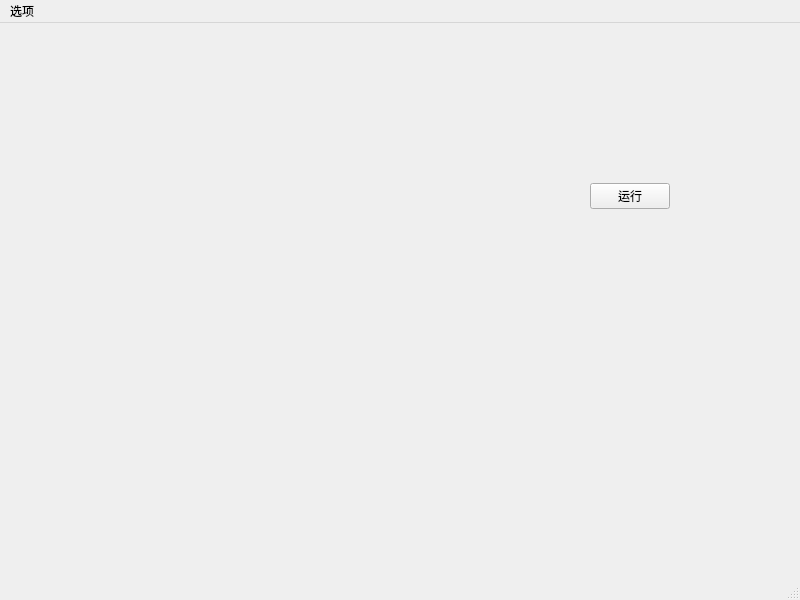
Before: the Qt Designer form mainwindow.ui in npu-chenlin/easyaco, drawn with Qt 5.
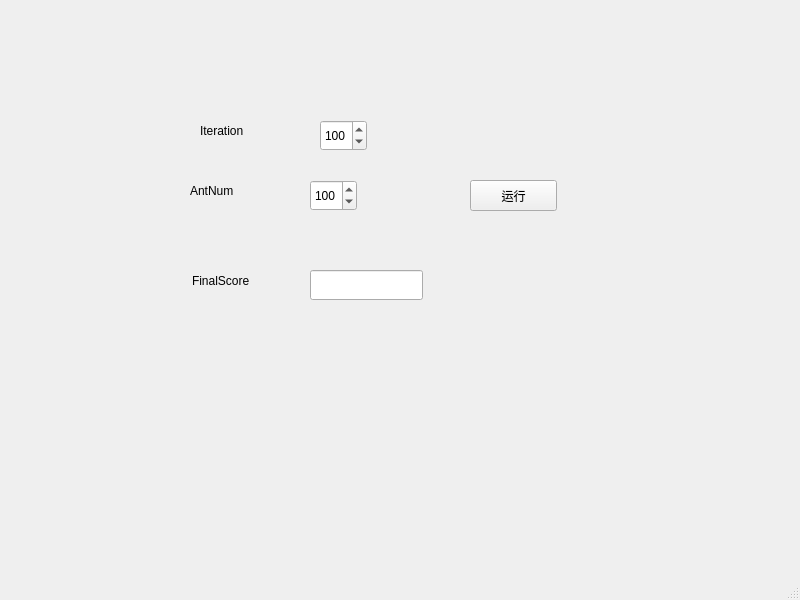
After: the same form once the commit is applied.

The edit to the form file:
```diff
--- a/mainwindow.ui
+++ b/mainwindow.ui
@@ -14,19 +14,100 @@
    <string>MainWindow</string>
   </property>
   <widget class="QWidget" name="centralwidget">
-   <widget class="QPushButton" name="pushButton">
+   <widget class="QLabel" name="AntNumLable">
     <property name="geometry">
      <rect>
-      <x>590</x>
-      <y>160</y>
-      <width>80</width>
-      <height>26</height>
+      <x>200</x>
+      <y>120</y>
+      <width>63</width>
+      <height>22</height>
+     </rect>
+    </property>
+    <property name="text">
+     <string>Iteration</string>
+    </property>
+   </widget>
+   <widget class="QSpinBox" name="IterationBox">
+    <property name="geometry">
+     <rect>
+      <x>320</x>
+      <y>120</y>
+      <width>47</width>
+      <height>31</height>
+     </rect>
+    </property>
+    <property name="maximum">
+     <number>100000</number>
+    </property>
+    <property name="value">
+     <number>100</number>
+    </property>
+   </widget>
+   <widget class="QLabel" name="IterationLable">
+    <property name="geometry">
+     <rect>
+      <x>190</x>
+      <y>180</y>
+      <width>63</width>
+      <height>22</height>
+     </rect>
+    </property>
+    <property name="text">
+     <string>AntNum</string>
+    </property>
+   </widget>
+   <widget class="QSpinBox" name="AntNumBox">
+    <property name="geometry">
+     <rect>
+      <x>310</x>
+      <y>180</y>
+      <width>47</width>
+      <height>31</height>
+     </rect>
+    </property>
+    <property name="maximum">
+     <number>100000</number>
+    </property>
+    <property name="value">
+     <number>100</number>
+    </property>
+   </widget>
+   <widget class="QPushButton" name="RunButton">
+    <property name="geometry">
+     <rect>
+      <x>470</x>
+      <y>180</y>
+      <width>87</width>
+      <height>31</height>
      </rect>
     </property>
     <property name="text">
      <string>运行</string>
     </property>
    </widget>
+   <widget class="QLineEdit" name="lineEdit">
+    <property name="geometry">
+     <rect>
+      <x>310</x>
+      <y>270</y>
+      <width>113</width>
+      <height>30</height>
+     </rect>
+    </property>
+   </widget>
+   <widget class="QLabel" name="IterationLable_2">
+    <property name="geometry">
+     <rect>
+      <x>192</x>
+      <y>270</y>
+      <width>81</width>
+      <height>22</height>
+     </rect>
+    </property>
+    <property name="text">
+     <string>FinalScore</string>
+    </property>
+   </widget>
   </widget>
   <widget class="QMenuBar" name="menubar">
    <property name="geometry">
@@ -34,17 +115,9 @@
      <x>0</x>
      <y>0</y>
      <width>800</width>
-     <height>23</height>
+     <height>27</height>
     </rect>
    </property>
-   <widget class="QMenu" name="menu">
-    <property name="title">
-     <string>选项</string>
-    </property>
-    <addaction name="action"/>
-    <addaction name="action_2"/>
-   </widget>
-   <addaction name="menu"/>
   </widget>
   <widget class="QStatusBar" name="statusbar"/>
   <action name="action">
```
Left out of the diff: 14 changed lines with no effect on the pictures.
